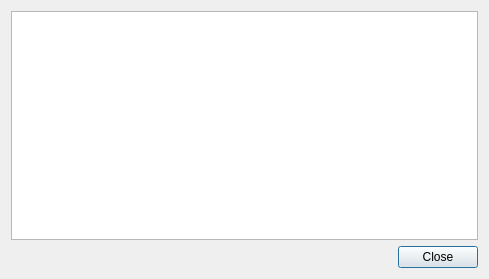
The window that CertMan/tst_info_dlg.ui (jykim74/CertMan) describes before a commit, drawn with Qt 5.
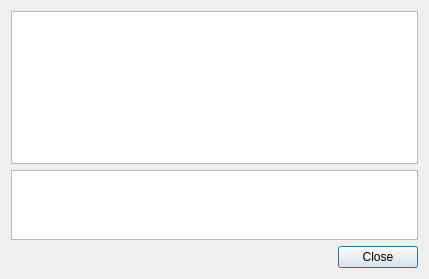
The same window after the commit.

Commit message: TST Info UI 개선

What changed in the file:
```diff
--- a/CertMan/tst_info_dlg.ui
+++ b/CertMan/tst_info_dlg.ui
@@ -6,7 +6,7 @@
    <rect>
     <x>0</x>
     <y>0</y>
-    <width>489</width>
+    <width>429</width>
     <height>279</height>
    </rect>
   </property>
@@ -14,10 +14,7 @@
    <string>TST Information</string>
   </property>
   <layout class="QGridLayout" name="gridLayout">
-   <item row="0" column="0">
-    <widget class="QTableWidget" name="mInfoTable"/>
-   </item>
-   <item row="1" column="0">
+   <item row="2" column="0">
     <widget class="QDialogButtonBox" name="buttonBox">
      <property name="orientation">
       <enum>Qt::Horizontal</enum>
@@ -27,6 +24,19 @@
      </property>
     </widget>
    </item>
+   <item row="0" column="0">
+    <widget class="QTableWidget" name="mInfoTable"/>
+   </item>
+   <item row="1" column="0">
+    <widget class="QPlainTextEdit" name="mDataText">
+     <property name="maximumSize">
+      <size>
+       <width>16777215</width>
+       <height>100</height>
+      </size>
+     </property>
+    </widget>
+   </item>
   </layout>
  </widget>
  <resources/>
```
The commit also changes 2 other files.
